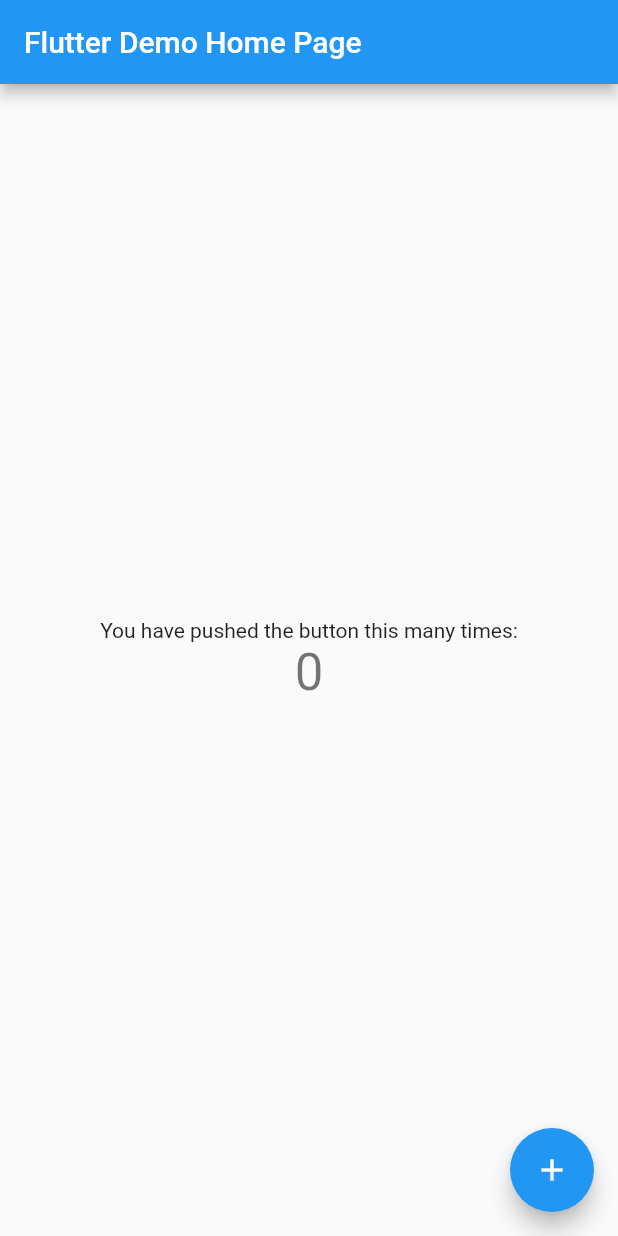
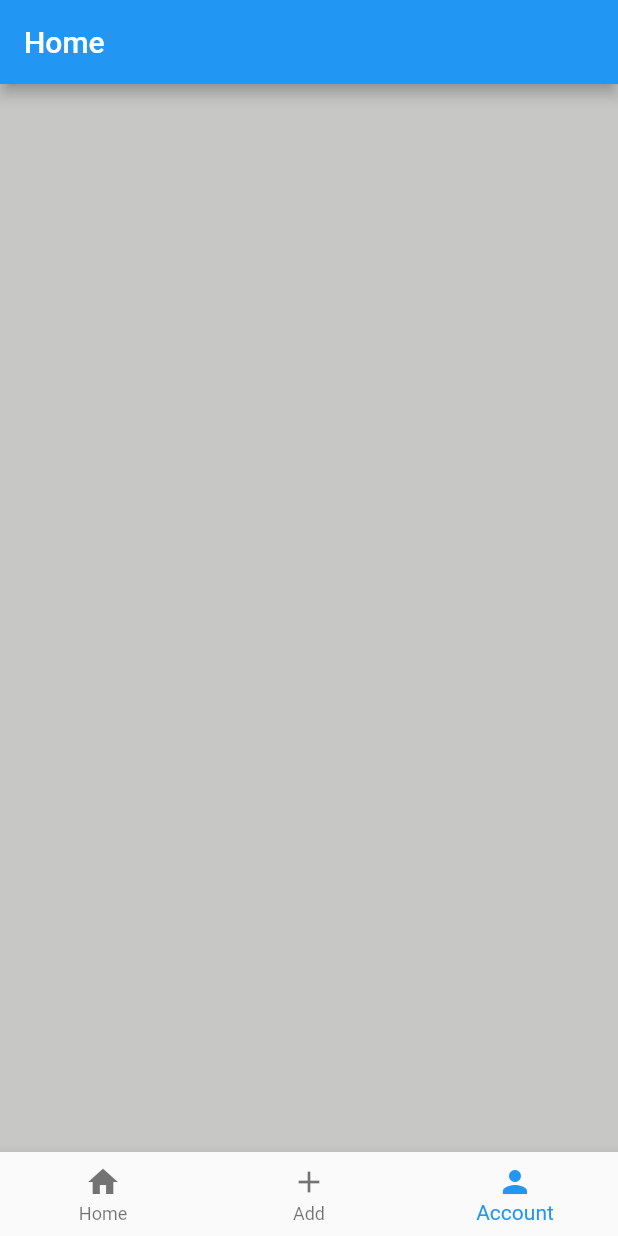
Before and after one commit to MounSovongdy/LoyEat_Merchant_App, a Flutter app: the screen it shows after launch, on a phone screen of 412 x 824 dp. Run offline on Flutter 3.47's test engine with Material 2 defaults, Android fonts, the phone set to English and light mode, and no system bars; our stand-ins replace get.

Commit message:
20-10-22

```diff
--- a/lib/main.dart
+++ b/lib/main.dart
@@ -1,119 +1,14 @@
 import 'package:flutter/material.dart';
-import 'package:loy_eat_merchant_app/src/srceen/startup_srceen.dart';
+import 'package:get/get.dart';
+import 'package:loy_eat_merchant_app/src/srceen/home_srceen.dart';
+import 'package:loy_eat_merchant_app/src/srceen/login_srceen.dart';
 
 void main() {
   WidgetsFlutterBinding.ensureInitialized();
-  home: StartUpSrceen();
-  debugShowCheckedModeBanner: false;
-   runApp(const MyApp());
+
+   const app = GetMaterialApp(
+    home: HomeSrceen(),
+    debugShowCheckedModeBanner: false,
+  );
+  runApp(app);
 }
-
-class MyApp extends StatelessWidget {
-  const MyApp({Key? key}) : super(key: key);
-
-  // This widget is the root of your application.
-  @override
-  Widget build(BuildContext context) {
-    return MaterialApp(
-      title: 'Flutter Demo',
-      theme: ThemeData(
-        // This is the theme of your application.
-        //
-        // Try running your application with "flutter run". You'll see the
-        // application has a blue toolbar. Then, without quitting the app, try
-        // changing the primarySwatch below to Colors.green and then invoke
-        // "hot reload" (press "r" in the console where you ran "flutter run",
-        // or simply save your changes to "hot reload" in a Flutter IDE).
-        // Notice that the counter didn't reset back to zero; the application
-        // is not restarted.
-        primarySwatch: Colors.blue,
-      ),
-      home: const MyHomePage(title: 'Flutter Demo Home Page'),
-    );
-  }
-}
-
-class MyHomePage extends StatefulWidget {
-  const MyHomePage({Key? key, required this.title}) : super(key: key);
-
-  // This widget is the home page of your application. It is stateful, meaning
-  // that it has a State object (defined below) that contains fields that affect
-  // how it looks.
-
-  // This class is the configuration for the state. It holds the values (in this
-  // case the title) provided by the parent (in this case the App widget) and
-  // used by the build method of the State. Fields in a Widget subclass are
-  // always marked "final".
-
-  final String title;
-
-  @override
-  State<MyHomePage> createState() => _MyHomePageState();
-}
-
-class _MyHomePageState extends State<MyHomePage> {
-  int _counter = 0;
-
-  void _incrementCounter() {
-    setState(() {
-      // This call to setState tells the Flutter framework that something has
-      // changed in this State, which causes it to rerun the build method below
-      // so that the display can reflect the updated values. If we changed
-      // _counter without calling setState(), then the build method would not be
-      // called again, and so nothing would appear to happen.
-      _counter++;
-    });
-  }
-
-  @override
-  Widget build(BuildContext context) {
-    // This method is rerun every time setState is called, for instance as done
-    // by the _incrementCounter method above.
-    //
-    // The Flutter framework has been optimized to make rerunning build methods
-    // fast, so that you can just rebuild anything that needs updating rather
-    // than having to individually change instances of widgets.
-    return Scaffold(
-      appBar: AppBar(
-        // Here we take the value from the MyHomePage object that was created by
-        // the App.build method, and use it to set our appbar title.
-        title: Text(widget.title),
-      ),
-      body: Center(
-        // Center is a layout widget. It takes a single child and positions it
-        // in the middle of the parent.
-        child: Column(
-          // Column is also a layout widget. It takes a list of children and
-          // arranges them vertically. By default, it sizes itself to fit its
-          // children horizontally, and tries to be as tall as its parent.
-          //
-          // Invoke "debug painting" (press "p" in the console, choose the
-          // "Toggle Debug Paint" action from the Flutter Inspector in Android
-          // Studio, or the "Toggle Debug Paint" command in Visual Studio Code)
-          // to see the wireframe for each widget.
-          //
-          // Column has various properties to control how it sizes itself and
-          // how it positions its children. Here we use mainAxisAlignment to
-          // center the children vertically; the main axis here is the vertical
-          // axis because Columns are vertical (the cross axis would be
-          // horizontal).
-          mainAxisAlignment: MainAxisAlignment.center,
-          children: <Widget>[
-            const Text(
-              'You have pushed the button this many times:',
-            ),
-            Text(
-              '$_counter',
-              style: Theme.of(context).textTheme.headline4,
-            ),
-          ],
-        ),
-      ),
-      floatingActionButton: FloatingActionButton(
-        onPressed: _incrementCounter,
-        tooltip: 'Increment',
-        child: const Icon(Icons.add),
-      ), // This trailing comma makes auto-formatting nicer for build methods.
-    );
-  }
-}
--- /dev/null
+++ b/lib/src/srceen/home_srceen.dart
@@ -0,0 +1,53 @@
+import 'package:flutter/material.dart';
+
+class HomeSrceen extends StatefulWidget {
+  const HomeSrceen({Key? key}) : super(key: key);
+
+  @override
+  State<HomeSrceen> createState() => _HomeSrceenState();
+}
+
+class _HomeSrceenState extends State<HomeSrceen> {
+  @override
+  Widget build(BuildContext context) {
+    return SafeArea(
+      child: Scaffold(
+        appBar: appbar,
+        body: body,
+        bottomNavigationBar: bottomNavigationBar,
+        backgroundColor: const Color.fromARGB(255, 199, 199, 198),
+      ),
+    );
+  }
+
+  final appbar = AppBar(
+    title: const Text('Home'),
+    //backgroundColor: Colors.white,
+  );
+
+  Widget get body{
+    return Container(
+
+    );
+  }
+
+  Widget get bottomNavigationBar{
+    return BottomNavigationBar(
+      currentIndex : 2,
+      items:const [
+        BottomNavigationBarItem(
+        icon: Icon(Icons.home),
+        label: 'Home',
+        ),
+        BottomNavigationBarItem(
+        icon: Icon(Icons.add),
+        label: 'Add',
+        ),
+        BottomNavigationBarItem(
+        icon: Icon(Icons.person),
+        label: 'Account',
+        ),
+      ]
+    );
+  }
+}
--- a/pubspec.yaml
+++ b/pubspec.yaml
@@ -34,6 +34,7 @@
   # The following adds the Cupertino Icons font to your application.
   # Use with the CupertinoIcons class for iOS style icons.
   cupertino_icons: ^1.0.2
+  get: ^4.6.5
 
 dev_dependencies:
   flutter_test:
```
Also changed, not shown: lib/src/srceen/login_srceen.dart (added, +106 -0 lines), lib/src/srceen/startup_srceen.dart (deleted, +0 -18 lines), pubspec.lock.
